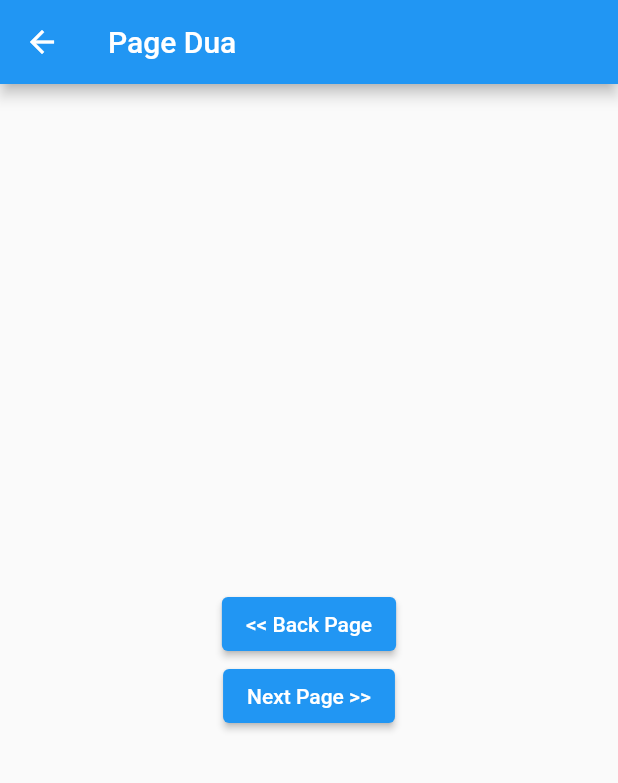
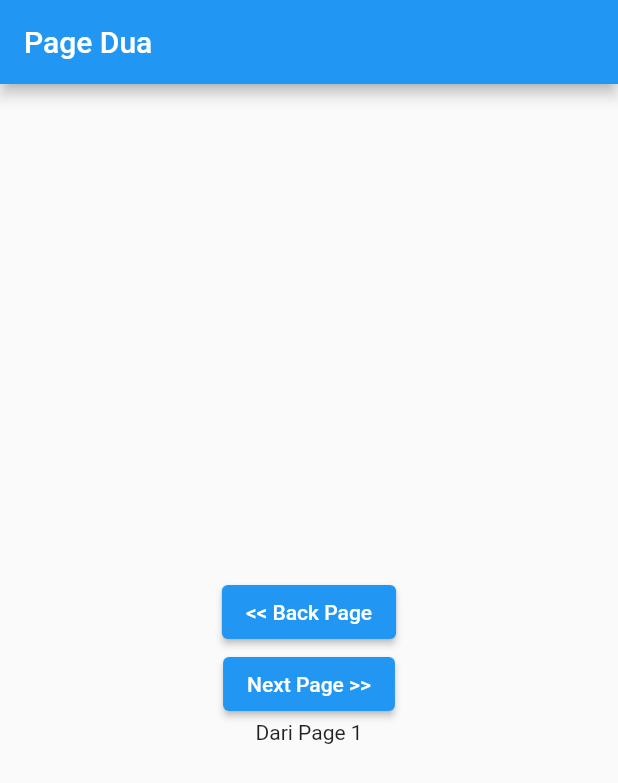
Before and after one commit to anangfatkur/routemanage-getx, a Flutter app: the screen it shows after launch, after a tap on "Next Page >>", on a phone screen of 412 x 824 dp. Shown: the top 783 px of the screen. Run offline on Flutter 3.47's test engine with Material 2 defaults, Android fonts, the phone set to English and light mode, and no system bars; our stand-ins replace get.

Commit message:
getx navigator menambahkan argument

```diff
--- a/lib/pages/pagelima.dart
+++ b/lib/pages/pagelima.dart
@@ -14,7 +14,8 @@ class PageLima extends StatelessWidget {
           children: [
             ElevatedButton(
               onPressed: () {
-                navigator!.pop();
+                // navigator!.pop();
+                Get.back();
               },
               child: Text("<< Back Page"),
             ),
--- a/lib/pages/pagesatu.dart
+++ b/lib/pages/pagesatu.dart
@@ -14,13 +14,15 @@ class PageSatu extends StatelessWidget {
           mainAxisAlignment: MainAxisAlignment.center,
           children: [
             ElevatedButton(
-              onPressed: () {
-                navigator!.push(
-                  MaterialPageRoute(
-                    builder: (_) => PageDua(),
-                  ),
-                );
-              },
+              onPressed: () => Get.off(PageDua(), arguments: "Dari Page 1"),
+
+              // {
+              // navigator!.push(
+              //   MaterialPageRoute(
+              //     builder: (_) => PageDua(),
+              //   ),
+              // );
+
               child: Text("Next Page >>"),
             ),
           ],
```
Also changed, not shown: lib/pages/pagedua.dart (+9 -6 lines), lib/pages/pageempat.dart (+8 -6 lines), lib/pages/pagetiga.dart (+8 -6 lines).
